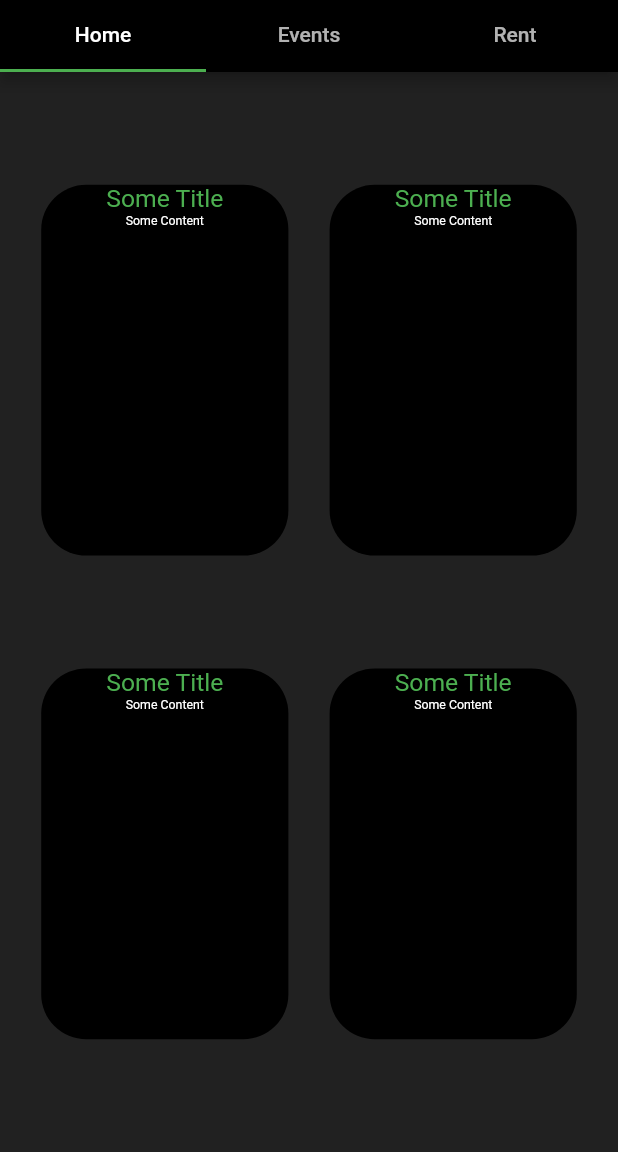
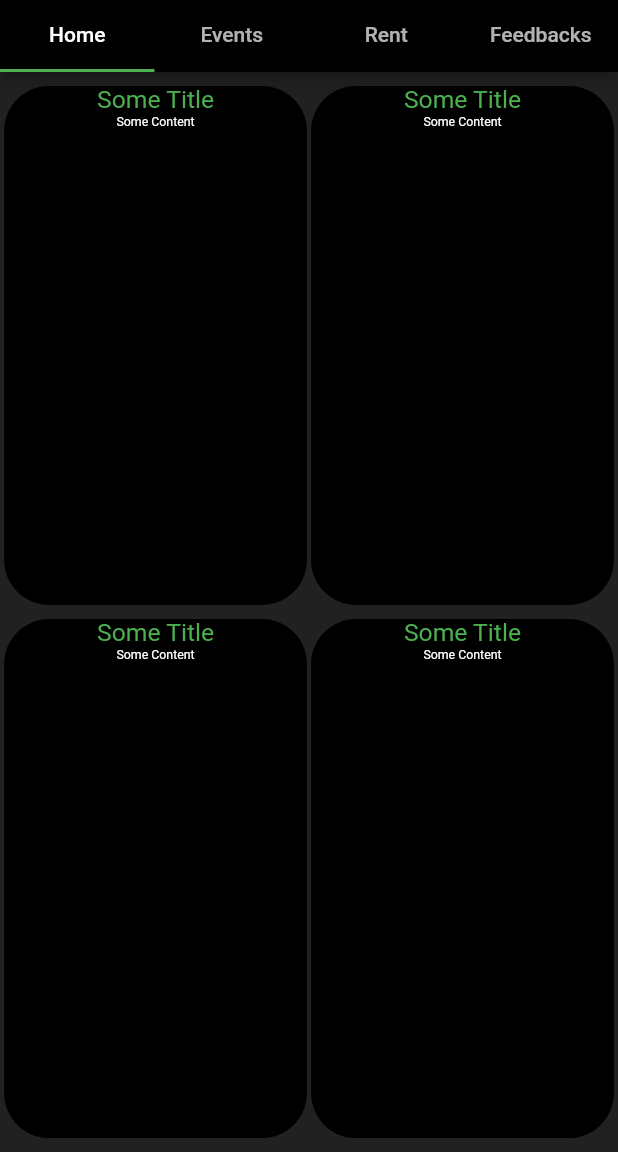
Before and after one commit to Mina-Alphonse/bikezone, a Flutter app: the screen it shows after launch, on a phone screen of 412 x 824 dp, the part 84-1236 px from its top. Run offline on Flutter 3.47's test engine with Material 2 defaults, Android fonts, the phone set to English and light mode, and no system bars.

Commit message:
Some adjustments

```diff
--- a/lib/pages/TabBarPage.dart
+++ b/lib/pages/TabBarPage.dart
@@ -6,9 +6,12 @@ import 'package:flutter/material.dart';
 class TabBarDemo extends StatelessWidget {
   @override
   Widget build(BuildContext context) {
+    final double w = MediaQuery.of(context).size.width;
+    final double h = MediaQuery.of(context).size.height;
+
     return MaterialApp(
       home: DefaultTabController(
-        length: 3,
+        length: 4,
         child: Scaffold(
           appBar: AppBar(
             backgroundColor: Colors.black,
@@ -18,6 +21,7 @@ class TabBarDemo extends StatelessWidget {
                 Tab(text: "Home"),
                 Tab(text: "Events"),
                 Tab(text: "Rent"),
+                Tab(text: "Feedbacks"),
               ],
             ),
             title: Image.asset(
@@ -31,6 +35,19 @@ class TabBarDemo extends StatelessWidget {
               HomePage(),
               EventsPage(),
               RentPage(),
+              Container(
+                color: Colors.grey.shade900,
+                child: Center(
+                  child: Text(
+                    "No Feedbacks yet, stay tuned!",
+                    style: TextStyle(
+                      color: Colors.white,
+                      fontStyle: FontStyle.italic,
+                      fontSize: w * 0.04,
+                    ),
+                  ),
+                ),
+              ),
             ],
           ),
         ),
--- a/lib/widgets/HomePage/CustomContainer.dart
+++ b/lib/widgets/HomePage/CustomContainer.dart
@@ -8,8 +8,8 @@ Container customContainer({
   String content = "Some Content",
 }) {
   return Container(
-    height: h * 0.3,
-    width: w * 0.4,
+    height: h * 0.42,
+    width: w * 0.49,
     decoration: BoxDecoration(
       color: containerColor,
       borderRadius: BorderRadius.circular(30),
```
